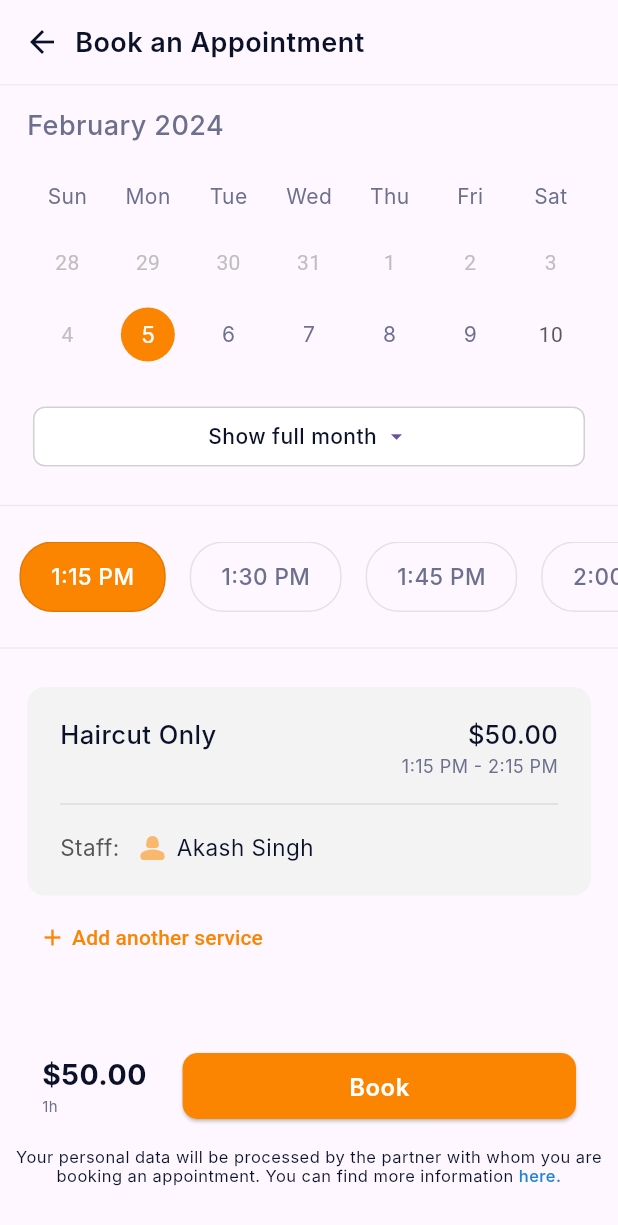
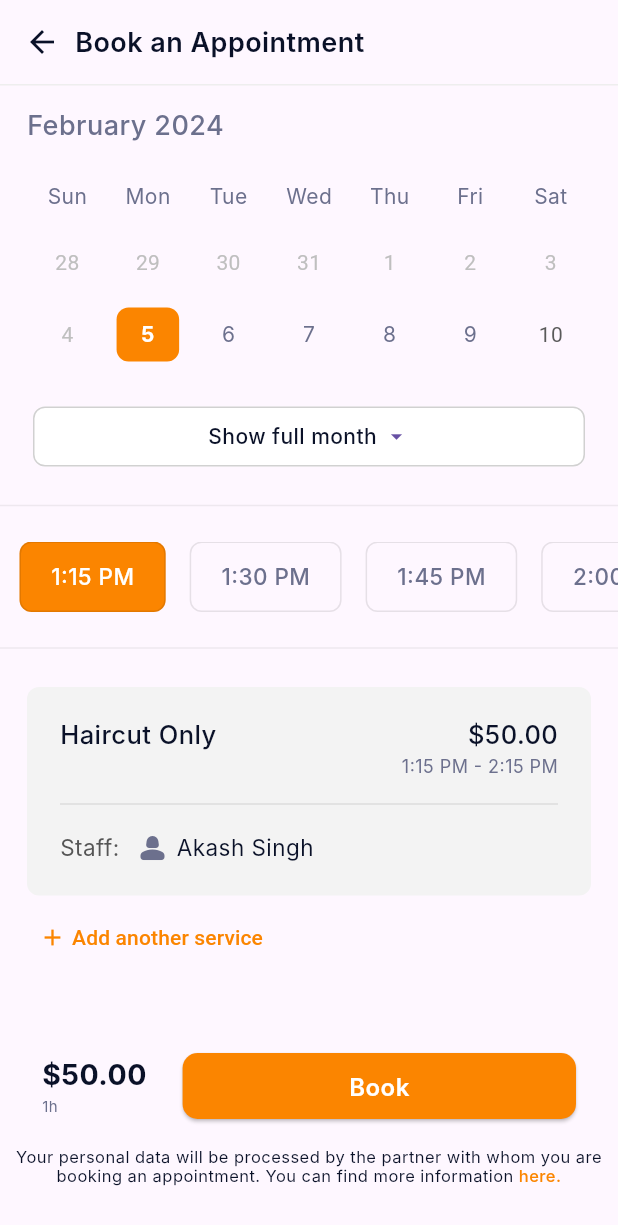
Before and after one commit to akash-singh8/flutterDev, a Flutter app: the Appointment screen opened directly, on a phone screen of 412 x 824 dp. Shown: the top 1225 px of the screen. Run offline on Flutter 3.47's test engine with Material 3 defaults, Android fonts, the phone set to English and light mode, and no system bars; drawn by our look-alikes of table_calendar; Roboto replaces fonts that are missing (Inter).

Commit message:
fix: updated app styles

```diff
--- a/lib/calendar.dart
+++ b/lib/calendar.dart
@@ -77,15 +77,17 @@ class _CalendarState extends State<Calendar> {
                 weekendStyle: TextStyles.regular(color: AppColors.grey)),
             selectedDayPredicate: (day) => isSameDay(day, today),
             calendarStyle: CalendarStyle(
-              selectedDecoration: const BoxDecoration(
-                color: AppColors.orange,
-                shape: BoxShape.circle,
+              selectedDecoration: BoxDecoration(
+                  color: AppColors.orange,
+                  borderRadius: BorderRadius.circular(8)),
+              todayDecoration: const BoxDecoration(color: AppColors.white),
+              defaultTextStyle: TextStyles.regular(color: AppColors.grey),
+              todayTextStyle: TextStyles.bold(
+                color: AppColors.darkBlue,
               ),
-              todayDecoration: const BoxDecoration(
-                color: AppColors.lightOrange,
-                shape: BoxShape.circle,
+              selectedTextStyle: TextStyles.bold(
+                color: AppColors.white,
               ),
-              defaultTextStyle: TextStyles.regular(color: AppColors.grey),
             ),
             firstDay: DateTime.now(),
             lastDay: DateTime.utc(today.year, today.month,
--- a/lib/footer.dart
+++ b/lib/footer.dart
@@ -102,7 +102,7 @@ class BottomText extends StatelessWidget {
             text: 'here.',
             style: TextStyles.medium(
               fontSize: 11,
-              color: AppColors.skyblue,
+              color: AppColors.orange,
             ),
           ),
         ],
--- a/lib/timeline.dart
+++ b/lib/timeline.dart
@@ -94,7 +94,7 @@ class Time extends StatelessWidget {
         decoration: BoxDecoration(
           color: isSelected ? AppColors.orange : Colors.transparent,
           border: Border.all(color: AppColors.heavyShadow),
-          borderRadius: BorderRadius.circular(22),
+          borderRadius: BorderRadius.circular(8),
         ),
         child: Text(
           timeText,
@@ -123,7 +123,7 @@ class Summary extends StatelessWidget {
       margin: const EdgeInsets.fromLTRB(18, 18, 18, 4),
       decoration: BoxDecoration(
         color: AppColors.lightGrey,
-        borderRadius: BorderRadius.circular(12),
+        borderRadius: BorderRadius.circular(8),
       ),
       child: Column(
         children: [
@@ -172,7 +172,7 @@ class Summary extends StatelessWidget {
                     fontSize: 15,
                   )),
               const SizedBox(width: 10),
-              const Icon(Icons.person_2_rounded, color: AppColors.lightOrange),
+              const Icon(Icons.person_2_rounded, color: AppColors.grey),
               const SizedBox(width: 4),
               Text("Akash Singh",
                   style: TextStyles.regular(
```
